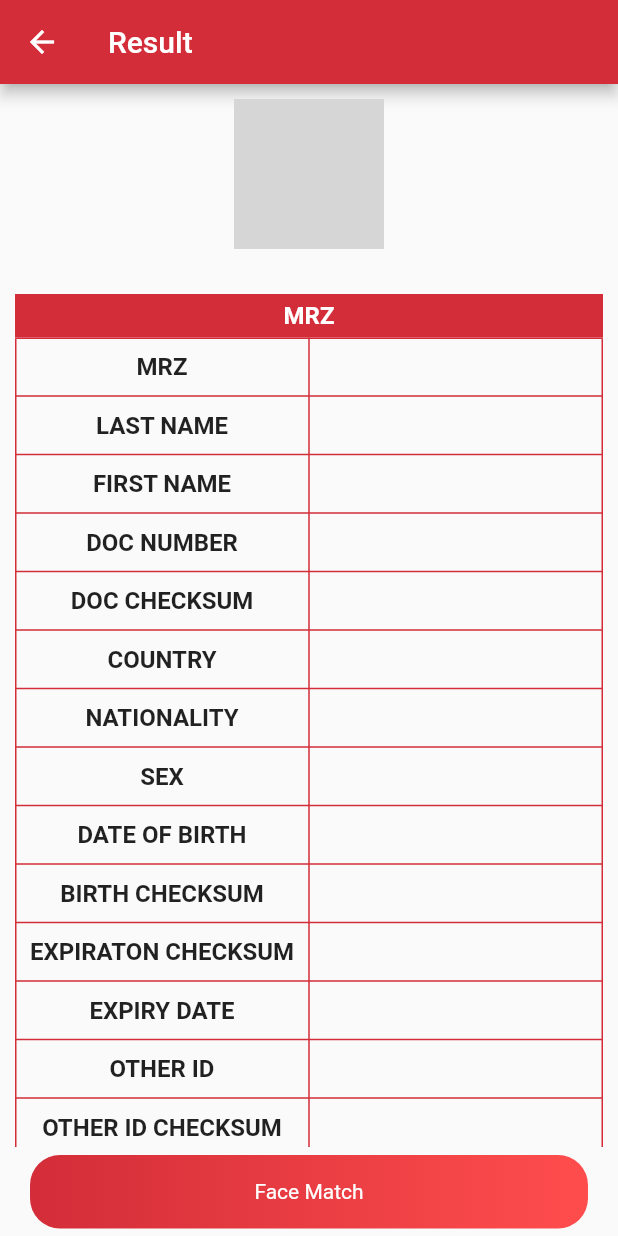
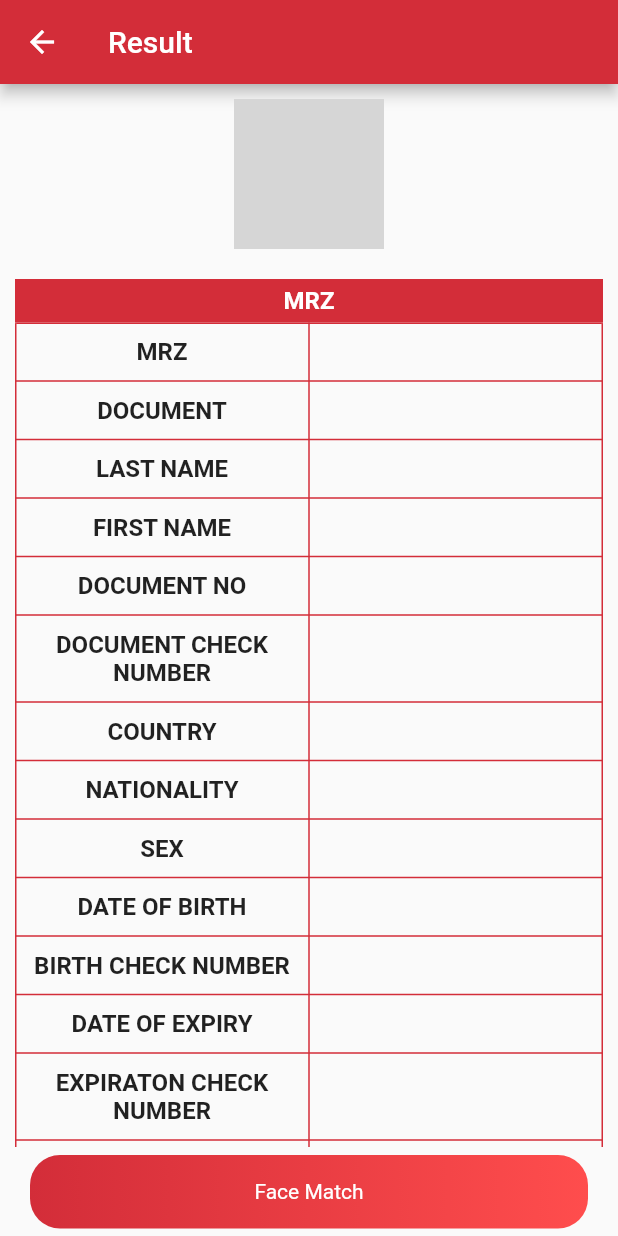
Before and after one commit to accurascan/EmiratesFlutter, a Flutter app: the result_activity screen opened directly with empty values, on a phone screen of 412 x 824 dp. Run offline on Flutter 3.47's test engine with Material 2 defaults, Android fonts, the phone set to English and light mode, and no system bars; our stand-ins replace image_picker, progress_dialog, toast; missing offline and left inert: get_version; grey boxes are pictures that could not be loaded.

Commit message:
Update ios and android sdk

```diff
--- a/example/lib/camera_screen.dart
+++ b/example/lib/camera_screen.dart
@@ -243,7 +243,7 @@ class _CameraScreenState extends State<CameraScreen>
                             });
                           }
                           if (key == 'front' && value == "done") {
-                            setState(() async {
+                            setState(() {
                               animimage_visible = true;
                               side_message =
                                   "Scan Back side of Emirates National ID";
--- a/example/lib/result_activity.dart
+++ b/example/lib/result_activity.dart
@@ -130,7 +130,7 @@ class _result_activityState extends State<result_activity> {
             MRZ = value.toString();
           });
         }
-        if (key == 'Document') {
+        if (key == 'docType') {
           setState(() {
             Document1 = value.toString();
           });
@@ -274,23 +274,28 @@ class _result_activityState extends State<result_activity> {
                               crossAxisAlignment: CrossAxisAlignment.center,
                               children: [
                                 Container(
-                                  margin: EdgeInsets.only(bottom: 20),
+                                  margin: EdgeInsets.only(bottom: 10),
                                   child: Visibility(
                                     visible: match_score_visiblity,
                                     child: Container(
+                                      padding: EdgeInsets.all(7),
+                                      decoration: new BoxDecoration(
+                                          color: Color(
+                                              0xFFD32D39), //new Color.fromRGBO(255, 0, 0, 0.0),
+                                          borderRadius: new BorderRadius.all(
+                                              const Radius.circular(10.0))),
                                       child: Row(
-                                        mainAxisAlignment:
-                                            MainAxisAlignment.center,
+                                        // mainAxisAlignment:
+                                        //     MainAxisAlignment.,
                                         mainAxisSize: MainAxisSize.max,
                                         children: [
                                           Container(
                                             padding: EdgeInsets.all(5),
                                             child: Text(
-                                              "Match Score : " +
-                                                  match_score +
-                                                  " %",
+                                              "FACEMATCH SCORE : " +
+                                                  match_score,
                                               style: TextStyle(
-                                                  color: Color(0xFFD32D39),
+                                                  color: Colors.white,
                                                   fontWeight: FontWeight.bold,
                                                   fontSize: fontsize),
                                             ),
@@ -353,6 +358,42 @@ class _result_activityState extends State<result_activity> {
                                               child: Container(
                                                 padding: EdgeInsets.all(10),
                                                 child: Text(MRZ,
+                                                    textAlign: TextAlign.center,
+                                                    style: TextStyle(
+                                                        fontWeight:
+                                                            FontWeight.bold,
+                                                        fontSize: fontsize)),
+                                              ),
+                                            ),
+                                          ),
+                                        ]),
+                                        TableRow(children: [
+                                          TableCell(
+                                            verticalAlignment:
+                                                TableCellVerticalAlignment
+                                                    .middle,
+                                            child: Align(
+                                              alignment: Alignment.center,
+                                              child: Container(
+                                                padding: EdgeInsets.all(10),
+                                                child: Text('DOCUMENT',
+                                                    textAlign: TextAlign.center,
+                                                    style: TextStyle(
+                                                        fontWeight:
+                                                            FontWeight.bold,
+                                                        fontSize: fontsize)),
+                                              ),
+                                            ),
+                                          ),
+                                          TableCell(
+                                            verticalAlignment:
+                                                TableCellVerticalAlignment
+                                                    .middle,
+                                            child: Align(
+                                              alignment: Alignment.center,
+                                              child: Container(
+                                                padding: EdgeInsets.all(10),
+                                                child: Text(Document1,
                                                     textAlign: TextAlign.center,
                                                     style: TextStyle(
                                                         fontWeight:
@@ -443,7 +484,7 @@ class _result_activityState extends State<result_activity> {
                                               alignment: Alignment.center,
                                               child: Container(
                                                 padding: EdgeInsets.all(10),
-                                                child: Text('DOC NUMBER',
+                                                child: Text('DOCUMENT NO',
                                                     textAlign: TextAlign.center,
                                                     style: TextStyle(
                                                         fontWeight:
@@ -479,7 +520,8 @@ class _result_activityState extends State<result_activity> {
                                               alignment: Alignment.center,
                                               child: Container(
                                                 padding: EdgeInsets.all(10),
-                                                child: Text('DOC CHECKSUM',
+                                                child: Text(
+                                                    'DOCUMENT CHECK NUMBER',
                                                     textAlign: TextAlign.center,
                                                     style: TextStyle(
                                                         fontWeight:
@@ -659,7 +701,8 @@ class _result_activityState extends State<result_activity> {
                                               alignment: Alignment.center,
                                               child: Container(
                                                 padding: EdgeInsets.all(10),
-                                                child: Text('BIRTH CHECKSUM',
+                                                child: Text(
+                                                    'BIRTH CHECK NUMBER',
                                                     textAlign: TextAlign.center,
                                                     style: TextStyle(
                                                         fontWeight:
@@ -691,45 +734,11 @@ class _result_activityState extends State<result_activity> {
                                             verticalAlignment:
                                                 TableCellVerticalAlignment
                                                     .middle,
-                                            child: Container(
-                                              alignment: Alignment.center,
-                                              padding: EdgeInsets.all(10),
-                                              child: Text('EXPIRATON CHECKSUM',
-                                                  textAlign: TextAlign.center,
-                                                  style: TextStyle(
-                                                      fontWeight:
-                                                          FontWeight.bold,
-                                                      fontSize: fontsize)),
-                                            ),
-                                          ),
-                                          TableCell(
-                                            verticalAlignment:
-                                                TableCellVerticalAlignment
-                                                    .middle,
                                             child: Align(
                                               alignment: Alignment.center,
                                               child: Container(
                                                 padding: EdgeInsets.all(10),
-                                                child: Text(expirationchecksum,
-                                                    textAlign: TextAlign.center,
-                                                    style: TextStyle(
-                                                        fontWeight:
-                                                            FontWeight.bold,
-                                                        fontSize: fontsize)),
-                                              ),
-                                            ),
-                                          ),
-                                        ]),
-                                        TableRow(children: [
-                                          TableCell(
-                                            verticalAlignment:
-                                                TableCellVerticalAlignment
-                                                    .middle,
-                                            child: Align(
-                                              alignment: Alignment.center,
-                                              child: Container(
-                                                padding: EdgeInsets.all(10),
-                                                child: Text('EXPIRY DATE',
+                                                child: Text('DATE OF EXPIRY ',
                                                     textAlign: TextAlign.center,
                                                     style: TextStyle(
                                                         fontWeight:
@@ -747,6 +756,41 @@ class _result_activityState extends State<result_activity> {
                                               child: Container(
                                                 padding: EdgeInsets.all(10),
                                                 child: Text(expiryDate,
+                                                    textAlign: TextAlign.center,
+                                                    style: TextStyle(
+                                                        fontWeight:
+                                                            FontWeight.bold,
+                                                        fontSize: fontsize)),
+                                              ),
+                                            ),
+                                          ),
+                                        ]),
+                                        TableRow(children: [
+                                          TableCell(
+                                            verticalAlignment:
+                                                TableCellVerticalAlignment
+                                                    .middle,
+                                            child: Container(
+                                              alignment: Alignment.center,
+                                              padding: EdgeInsets.all(10),
+                                              child: Text(
+                                                  'EXPIRATON CHECK NUMBER',
+                                                  textAlign: TextAlign.center,
+                                                  style: TextStyle(
+                                                      fontWeight:
+                                                          FontWeight.bold,
+                                                      fontSize: fontsize)),
+                                            ),
+                                          ),
+                                          TableCell(
+                                            verticalAlignment:
+                                                TableCellVerticalAlignment
+                                                    .middle,
+                                            child: Align(
+                                              alignment: Alignment.center,
+                                              child: Container(
+                                                padding: EdgeInsets.all(10),
+                                                child: Text(expirationchecksum,
                                                     textAlign: TextAlign.center,
                                                     style: TextStyle(
                                                         fontWeight:
@@ -801,7 +845,7 @@ class _result_activityState extends State<result_activity> {
                                               alignment: Alignment.center,
                                               child: Container(
                                                 padding: EdgeInsets.all(10),
-                                                child: Text('OTHER ID CHECKSUM',
+                                                child: Text('OTHER ID CHECK',
                                                     textAlign: TextAlign.center,
                                                     style: TextStyle(
                                                         fontWeight:
@@ -838,7 +882,7 @@ class _result_activityState extends State<result_activity> {
                                               child: Container(
                                                 padding: EdgeInsets.all(10),
                                                 child: Text(
-                                                    'SECOND ROW CHECKSUM',
+                                                    'SECOND ROW CHECKSUM NO',
                                                     textAlign: TextAlign.center,
                                                     style: TextStyle(
                                                         fontWeight:
@@ -856,42 +900,6 @@ class _result_activityState extends State<result_activity> {
                                               child: Container(
                                                 padding: EdgeInsets.all(10),
                                                 child: Text(secondrowchecksum,
-                                                    textAlign: TextAlign.center,
-                                                    style: TextStyle(
-                                                        fontWeight:
-                                                            FontWeight.bold,
-                                                        fontSize: fontsize)),
-                                              ),
-                                            ),
-                                          ),
-                                        ]),
-                                        TableRow(children: [
-                                          TableCell(
-                                            verticalAlignment:
-                                                TableCellVerticalAlignment
-                                                    .middle,
-                                            child: Align(
-                                              alignment: Alignment.center,
-                                              child: Container(
-                                                padding: EdgeInsets.all(10),
-                                                child: Text('RESULT',
-                                                    textAlign: TextAlign.center,
-                                                    style: TextStyle(
-                                                        fontWeight:
-                                                            FontWeight.bold,
-                                                        fontSize: fontsize)),
-                                              ),
-                                            ),
-                                          ),
-                                          TableCell(
-                                            verticalAlignment:
-                                                TableCellVerticalAlignment
-                                                    .middle,
-                                            child: Align(
-                                              alignment: Alignment.center,
-                                              child: Container(
-                                                padding: EdgeInsets.all(10),
-                                                child: Text(Result,
                                                     textAlign: TextAlign.center,
                                                     style: TextStyle(
                                                         fontWeight:
```
Also changed, not shown: 4 other files.
